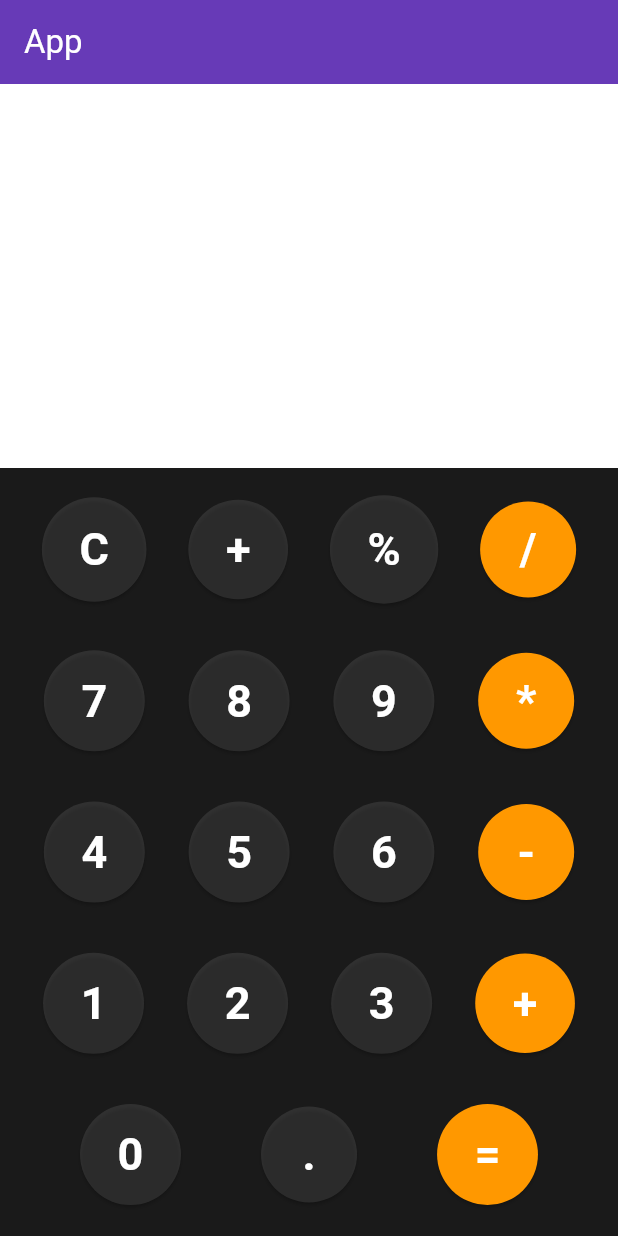
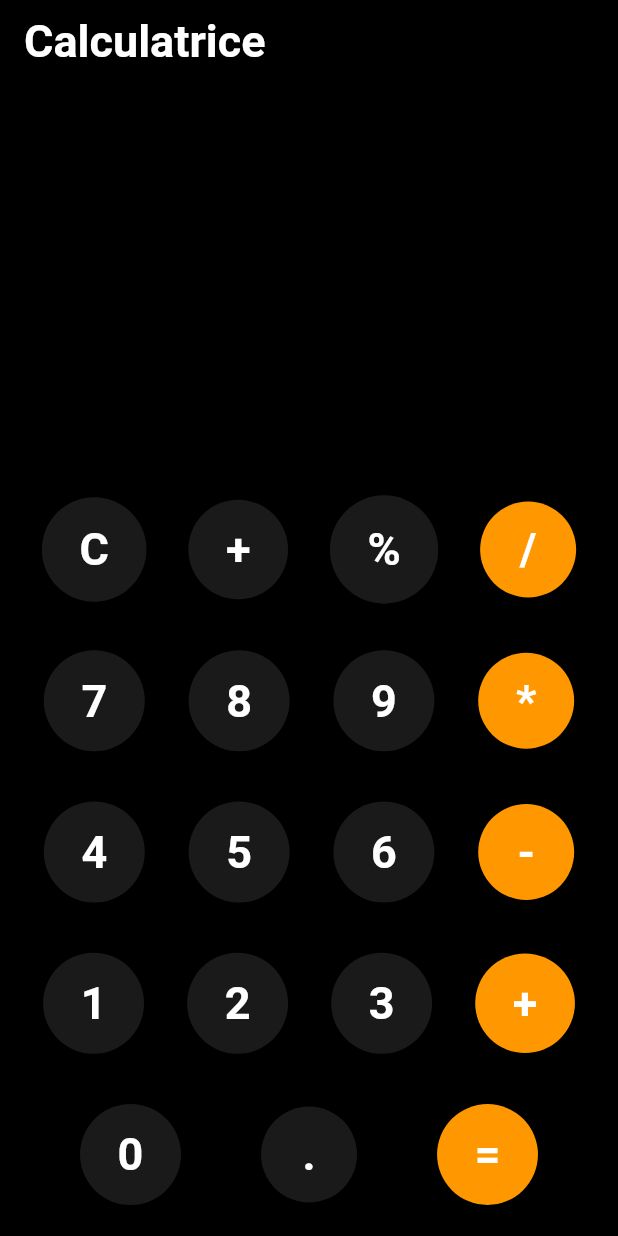
Before and after one commit to Uche2064/calculator_with_flutter, a Flutter app: the screen it shows after launch, on a phone screen of 412 x 824 dp. Run offline on Flutter 3.47's test engine with Material 3 defaults, Android fonts, the phone set to English and light mode, and no system bars; our stand-ins replace math_expressions.

Commit message:
i modified the colors of the app

```diff
--- a/lib/page/calculator_page.dart
+++ b/lib/page/calculator_page.dart
@@ -61,8 +61,8 @@ class _CalculatorPageState extends State<CalculatorPage> {
   Widget build(BuildContext context) {
     return Scaffold(
       appBar: AppBar(
-        title: Text("App", style: TextStyle(color: Colors.white)),
-        backgroundColor: Colors.deepPurple,
+        title: Text("Calculatrice", style: TextStyle(color: Colors.white, fontSize: 30, fontWeight: FontWeight.bold)),
+        backgroundColor: Colors.black,
       ),
       body: Container(
         color: Colors.black,
@@ -74,7 +74,7 @@ class _CalculatorPageState extends State<CalculatorPage> {
                 alignment: Alignment.bottomRight,
                 padding: EdgeInsets.all(20),
                 width: 500,
-                color: Colors.white,
+                color: Colors.black,
                 child: Text(
                     "$_digitOnScreen",
                     style: TextStyle(
@@ -88,7 +88,7 @@ class _CalculatorPageState extends State<CalculatorPage> {
             Expanded(
               flex: 2,
                child: Container(
-                 color: Colors.white10,
+                 color: Colors.black,
                  child: Column(
                    mainAxisAlignment: MainAxisAlignment.spaceEvenly,
                    children: [
```
